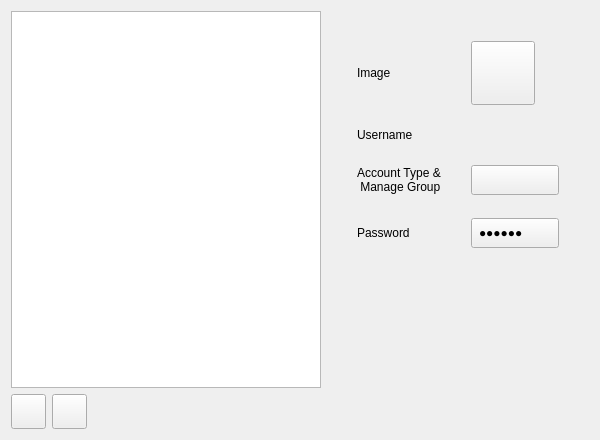
linlinger/manjaro-settings-manager, file src/modules/users/ui/PageUsers.ui: the form before one commit.
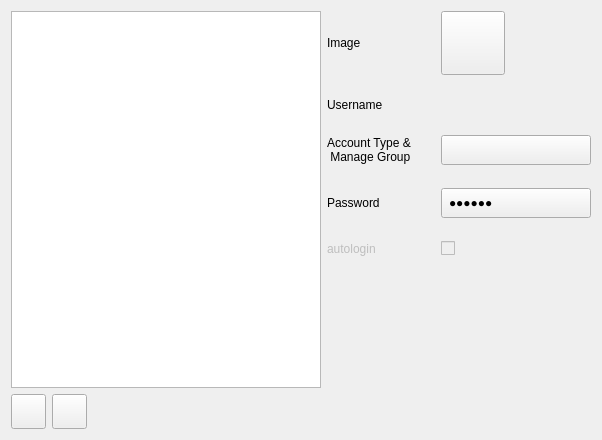
The form after the commit. Custom widgets are drawn as their Qt base class.

Patch:
```diff
--- a/src/modules/users/ui/PageUsers.ui
+++ b/src/modules/users/ui/PageUsers.ui
@@ -6,7 +6,7 @@
    <rect>
     <x>0</x>
     <y>0</y>
-    <width>600</width>
+    <width>602</width>
     <height>440</height>
    </rect>
   </property>
@@ -116,7 +116,7 @@
       <property name="spacing">
        <number>0</number>
       </property>
-      <property name="margin">
+      <property name="margin" stdset="0">
        <number>0</number>
       </property>
       <item>
@@ -127,62 +127,6 @@
         <property name="verticalSpacing">
          <number>23</number>
         </property>
-        <property name="margin">
-         <number>30</number>
-        </property>
-        <item row="0" column="0">
-         <widget class="QLabel" name="label">
-          <property name="text">
-           <string>Image</string>
-          </property>
-         </widget>
-        </item>
-        <item row="1" column="0">
-         <widget class="QLabel" name="label_3">
-          <property name="text">
-           <string>Username</string>
-          </property>
-         </widget>
-        </item>
-        <item row="2" column="0">
-         <widget class="QLabel" name="label_4">
-          <property name="text">
-           <string>Account Type &amp; 
- Manage Group</string>
-          </property>
-         </widget>
-        </item>
-        <item row="3" column="0">
-         <widget class="QLabel" name="label_2">
-          <property name="text">
-           <string>Password</string>
-          </property>
-         </widget>
-        </item>
-        <item row="2" column="1">
-         <widget class="FlatButton" name="buttonAccountType">
-          <property name="sizePolicy">
-           <sizepolicy hsizetype="Expanding" vsizetype="Fixed">
-            <horstretch>0</horstretch>
-            <verstretch>0</verstretch>
-           </sizepolicy>
-          </property>
-          <property name="minimumSize">
-           <size>
-            <width>0</width>
-            <height>30</height>
-           </size>
-          </property>
-          <property name="styleSheet">
-           <string notr="true">padding-left: 7px;
-padding-right: 7px;
-text-align:left;</string>
-          </property>
-          <property name="text">
-           <string/>
-          </property>
-         </widget>
-        </item>
         <item row="3" column="1">
          <widget class="FlatButton" name="buttonPassword">
           <property name="sizePolicy">
@@ -207,8 +151,32 @@
           </property>
          </widget>
         </item>
+        <item row="2" column="1">
+         <widget class="FlatButton" name="buttonAccountType">
+          <property name="sizePolicy">
+           <sizepolicy hsizetype="Expanding" vsizetype="Fixed">
+            <horstretch>0</horstretch>
+            <verstretch>0</verstretch>
+           </sizepolicy>
+          </property>
+          <property name="minimumSize">
+           <size>
+            <width>0</width>
+            <height>30</height>
+           </size>
+          </property>
+          <property name="styleSheet">
+           <string notr="true">padding-left: 7px;
+padding-right: 7px;
+text-align:left;</string>
+          </property>
+          <property name="text">
+           <string/>
+          </property>
+         </widget>
+        </item>
         <item row="0" column="1">
-         <widget class="FlatButton" name="buttonImage">
+         <widget class="FlatButton" name="userAvatarImage">
           <property name="sizePolicy">
            <sizepolicy hsizetype="Fixed" vsizetype="Fixed">
             <horstretch>0</horstretch>
@@ -250,6 +218,55 @@
           </property>
          </widget>
         </item>
+        <item row="2" column="0">
+         <widget class="QLabel" name="accounttypeLabel">
+          <property name="text">
+           <string>Account Type &amp; 
+ Manage Group</string>
+          </property>
+         </widget>
+        </item>
+        <item row="0" column="0">
+         <widget class="QLabel" name="userAvatar">
+          <property name="text">
+           <string>Image</string>
+          </property>
+         </widget>
+        </item>
+        <item row="4" column="0">
+         <widget class="QLabel" name="autologinLabel">
+          <property name="enabled">
+           <bool>false</bool>
+          </property>
+          <property name="text">
+           <string>autologin</string>
+          </property>
+         </widget>
+        </item>
+        <item row="3" column="0">
+         <widget class="QLabel" name="passwordLabel">
+          <property name="text">
+           <string>Password</string>
+          </property>
+         </widget>
+        </item>
+        <item row="1" column="0">
+         <widget class="QLabel" name="usernameLabel">
+          <property name="text">
+           <string>Username</string>
+          </property>
+         </widget>
+        </item>
+        <item row="4" column="1">
+         <widget class="QCheckBox" name="autologinStatus">
+          <property name="enabled">
+           <bool>false</bool>
+          </property>
+          <property name="text">
+           <string/>
+          </property>
+         </widget>
+        </item>
        </layout>
       </item>
       <item>
```
